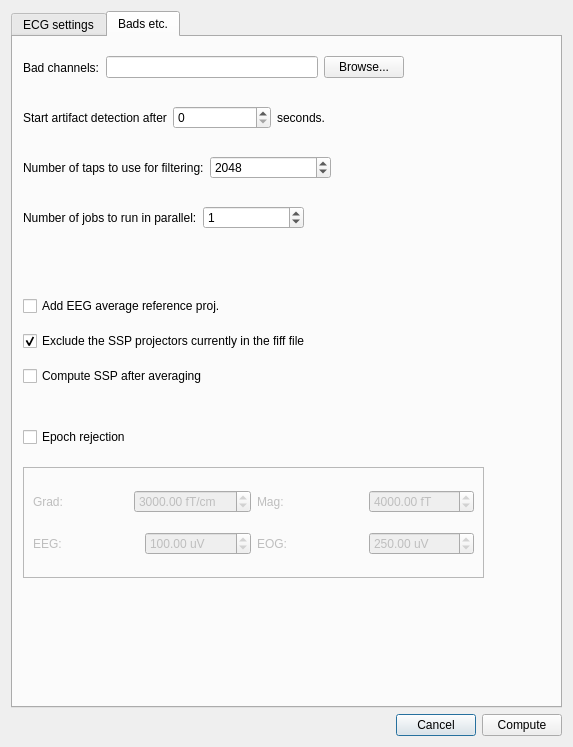
Before: the Qt Designer form hoksotin/ui/qt4Designer/ecgParametersDialog.ui in cibr-jyu/meggie, drawn with Qt 5.
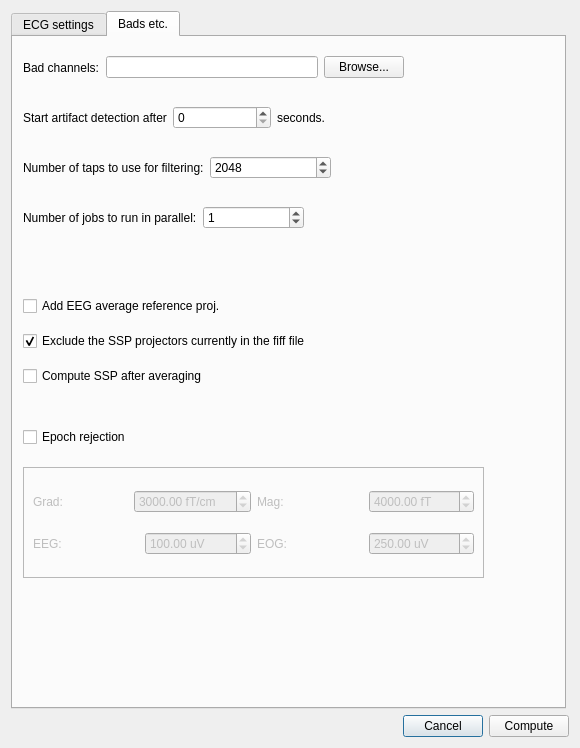
After: the same form once the commit is applied. The open tabs and pages were chosen to show the change.

Diff of the .ui file:
```diff
--- a/hoksotin/ui/qt4Designer/ecgParametersDialog.ui
+++ b/hoksotin/ui/qt4Designer/ecgParametersDialog.ui
@@ -6,8 +6,8 @@
    <rect>
     <x>0</x>
     <y>0</y>
-    <width>573</width>
-    <height>747</height>
+    <width>580</width>
+    <height>748</height>
    </rect>
   </property>
   <property name="windowTitle">
@@ -52,7 +52,37 @@
     </layout>
    </item>
    <item row="0" column="0">
+    <widget class="QScrollArea" name="scrollArea">
+     <property name="frameShape">
+      <enum>QFrame::NoFrame</enum>
+     </property>
+     <property name="widgetResizable">
+      <bool>true</bool>
+     </property>
+     <widget class="QWidget" name="scrollAreaWidgetContents">
+      <property name="geometry">
+       <rect>
+        <x>0</x>
+        <y>0</y>
+        <width>562</width>
+        <height>699</height>
+       </rect>
+      </property>
+      <property name="minimumSize">
+       <size>
+        <width>555</width>
+        <height>680</height>
+       </size>
+      </property>
     <widget class="QTabWidget" name="tabWidgetECGSettings">
+       <property name="geometry">
+        <rect>
+         <x>0</x>
+         <y>0</y>
+         <width>555</width>
+         <height>698</height>
+        </rect>
+       </property>
      <property name="currentIndex">
       <number>0</number>
      </property>
@@ -505,7 +535,7 @@
         </item>
        </layout>
       </widget>
-      <widget class="QWidget" name="layoutWidget">
+        <widget class="QWidget" name="layoutWidget_2">
        <property name="geometry">
         <rect>
          <x>10</x>
@@ -755,6 +785,8 @@
       </widget>
      </widget>
     </widget>
+     </widget>
+    </widget>
    </item>
   </layout>
  </widget>
```
Left out of the diff: 37 changed lines with no effect on the pictures. Lines whose indentation alone changed are shown as unchanged.
